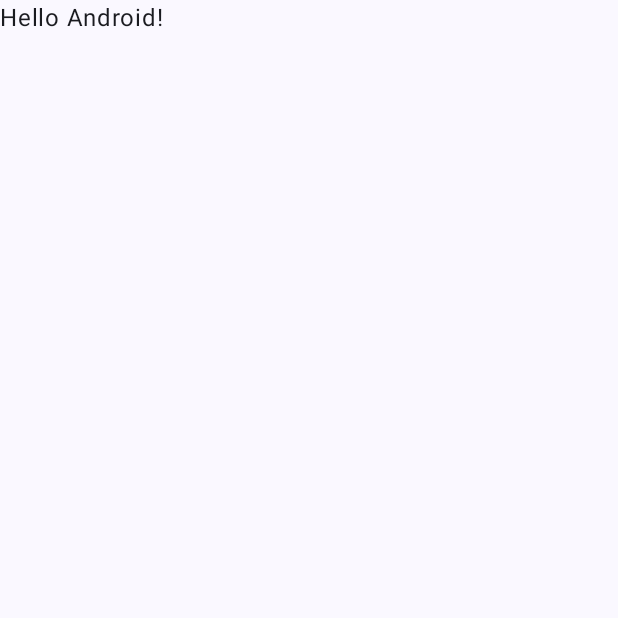
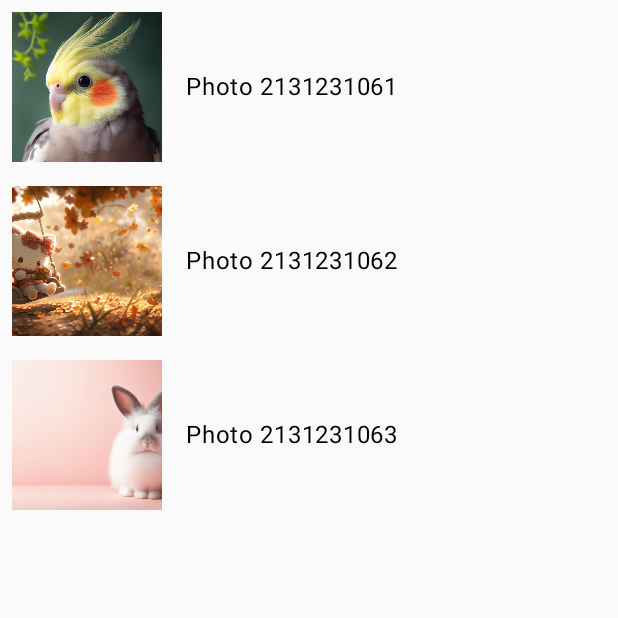
Before and after one commit to Moroorooo/BROWNPHOTO, an Android app built with Jetpack Compose: the PhotoListActivity screen opened directly, with no data from a screen before it, on a phone screen of 412 x 824 dp, the top half of it. Before the commit the part shown is almost empty. Run offline under Robolectric (Android 15) with nearby library versions, the phone set to English and light mode, and no system bars.

Commit message:
add: 1.Photo list screen, 2.Photo detail screen, 3.Activity life cycle management

```diff
--- a/app/src/main/java/com/example/photobrowser/PhotoListActivity.kt
+++ b/app/src/main/java/com/example/photobrowser/PhotoListActivity.kt
@@ -1,47 +1,67 @@
 package com.example.photobrowser
 
+import android.content.Intent
 import android.os.Bundle
 import androidx.activity.ComponentActivity
 import androidx.activity.compose.setContent
-import androidx.activity.enableEdgeToEdge
-import androidx.compose.foundation.layout.fillMaxSize
-import androidx.compose.foundation.layout.padding
-import androidx.compose.material3.Scaffold
+import androidx.compose.foundation.Image
+import androidx.compose.foundation.clickable
+import androidx.compose.foundation.layout.*
+import androidx.compose.foundation.lazy.LazyColumn
+import androidx.compose.foundation.lazy.items
 import androidx.compose.material3.Text
 import androidx.compose.runtime.Composable
+import androidx.compose.ui.Alignment
 import androidx.compose.ui.Modifier
-import androidx.compose.ui.tooling.preview.Preview
+import androidx.compose.ui.layout.ContentScale
+import androidx.compose.ui.res.painterResource
+import androidx.compose.ui.unit.dp
 import com.example.photobrowser.ui.theme.PhotoBrowserTheme
 
 class PhotoListActivity : ComponentActivity() {
     override fun onCreate(savedInstanceState: Bundle?) {
         super.onCreate(savedInstanceState)
-        enableEdgeToEdge()
         setContent {
             PhotoBrowserTheme {
-                Scaffold(modifier = Modifier.fillMaxSize()) { innerPadding ->
-                    Greeting3(
-                        name = "Android",
-                        modifier = Modifier.padding(innerPadding)
+                PhotoListScreen(
+                    photos = listOf(
+                        R.drawable.sample_photo_1,
+                        R.drawable.sample_photo_2,
+                        R.drawable.sample_photo_3
+                    ),
+                    onPhotoClick = { photoId -> navigateToPhotoDetail(photoId) }
                 )
             }
         }
     }
+
+    private fun navigateToPhotoDetail(photoId: Int) {
+        val intent = Intent(this, PhotoDetailActivity::class.java)
+        intent.putExtra("photoId", photoId)
+        startActivity(intent)
     }
 }
 
 @Composable
-fun Greeting3(name: String, modifier: Modifier = Modifier) {
-    Text(
-        text = "Hello $name!",
-        modifier = modifier
+fun PhotoListScreen(photos: List<Int>, onPhotoClick: (Int) -> Unit) {
+    LazyColumn(modifier = Modifier.fillMaxSize()) {
+        items(photos) { photo ->
+            Row(
+                modifier = Modifier
+                    .fillMaxWidth()
+                    .padding(8.dp)
+                    .clickable { onPhotoClick(photo) },
+                verticalAlignment = Alignment.CenterVertically
+            ) {
+                Image(
+                    painter = painterResource(id = photo),
+                    contentDescription = null,
+                    contentScale = ContentScale.Crop,
+                    modifier = Modifier.size(100.dp)
                 )
-}
-
-@Preview(showBackground = true)
-@Composable
-fun GreetingPreview3() {
-    PhotoBrowserTheme {
-        Greeting3("Android")
+                Spacer(modifier = Modifier.width(16.dp))
+                Text(text = "Photo $photo")
             }
         }
+    }
+}
```
Also changed, not shown: app/build.gradle.kts (+7 -8 lines), app/src/main/java/com/example/photobrowser/MainActivity.kt (+20 -11 lines), app/src/main/java/com/example/photobrowser/PhotoDetailActivity.kt (added, +40 -0 lines), app/src/main/res/drawable/sample_photo_1.jpg (added), app/src/main/res/drawable/sample_photo_2.jpg (added), app/src/main/res/drawable/sample_photo_3.jpg (added). Lines whose indentation alone changed are shown as unchanged.
